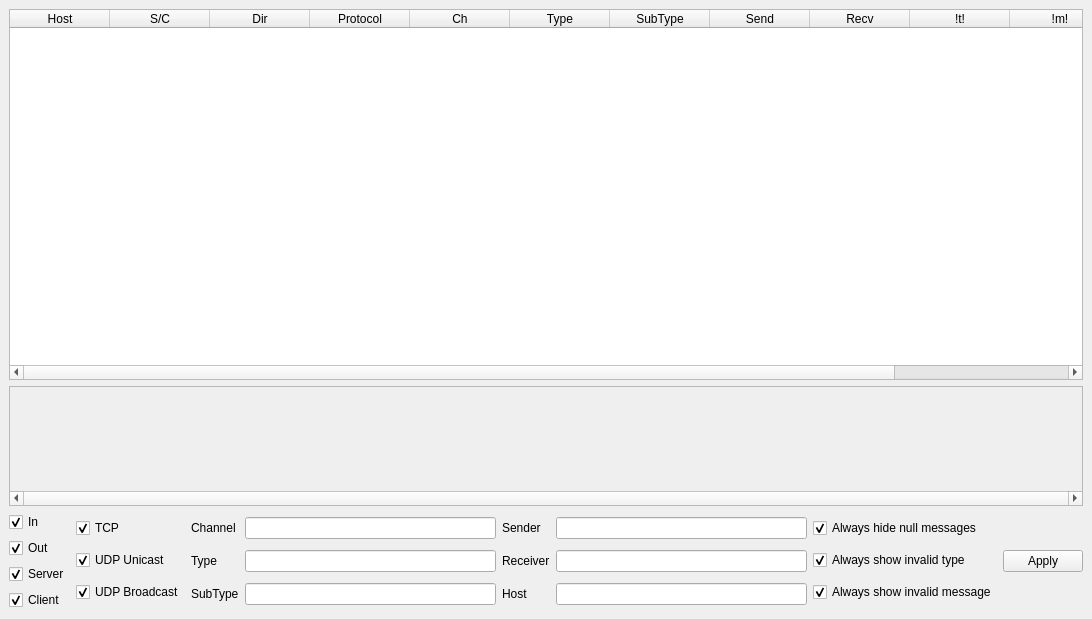
Qt form tmChatGruppe4/dataelementviewer.ui (miiisch/TM2011C1.4) before a commit.
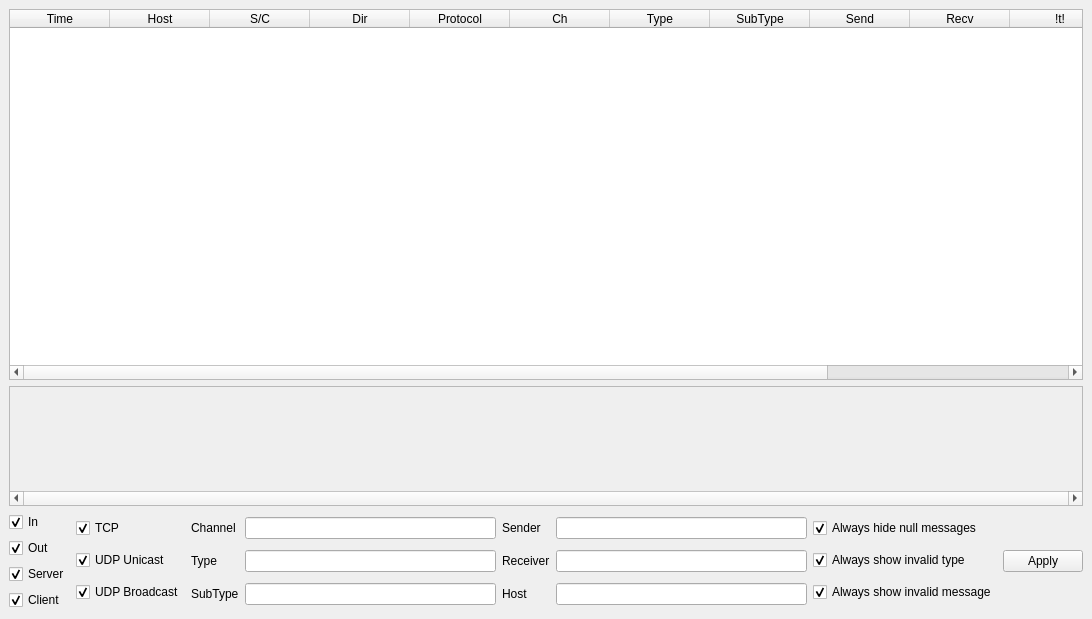
The same form after that commit.

```diff
--- a/tmChatGruppe4/dataelementviewer.ui
+++ b/tmChatGruppe4/dataelementviewer.ui
@@ -35,6 +35,11 @@
       <attribute name="verticalHeaderVisible">
        <bool>false</bool>
       </attribute>
+      <column>
+       <property name="text">
+        <string>Time</string>
+       </property>
+      </column>
       <column>
        <property name="text">
         <string>Host</string>
```
